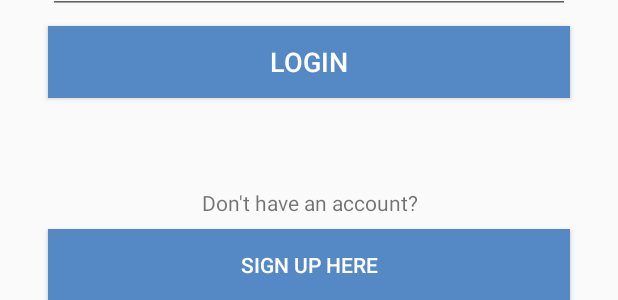
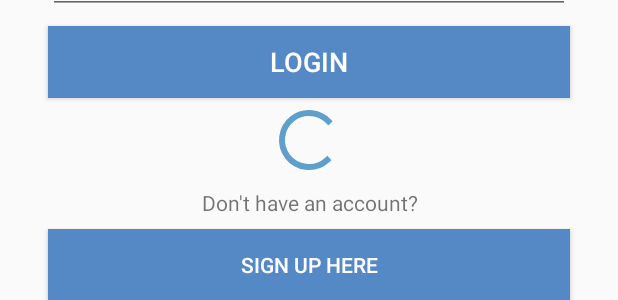
Before and after one commit to Aleniten/Smack, an Android app: the layout activity_login.xml on its own in the app's theme, with its tools: preview values and no code run, on a phone screen of 412 x 824 dp. Shown: the part 182-482 px from the top of the screen. Run offline under Robolectric (Android 15) with nearby library versions, the phone set to English and light mode, and no system bars.

Commit message:
finish login Activity

```diff
--- a/app/src/main/res/layout/activity_login.xml
+++ b/app/src/main/res/layout/activity_login.xml
@@ -51,4 +51,12 @@
             android:layout_marginStart="32dp" app:layout_constraintEnd_toEndOf="parent"
             android:layout_marginEnd="32dp" android:background="@color/colorPrimary"
             android:textColor="@android:color/background_light" android:onClick="loginCreateUserBtnClicked"/>
+    <ProgressBar
+            style="?android:attr/progressBarStyle"
+            android:layout_width="wrap_content"
+            android:layout_height="wrap_content"
+            android:id="@+id/loginSpinner"
+            app:layout_constraintEnd_toEndOf="parent" android:layout_marginEnd="8dp"
+            app:layout_constraintStart_toStartOf="parent" android:layout_marginStart="8dp"
+            android:layout_marginBottom="8dp" app:layout_constraintBottom_toTopOf="@+id/textView"/>
 </android.support.constraint.ConstraintLayout>
```
Also changed, not shown: app/src/main/java/com/aleapp/smack/Controller/LoginActivity.kt (+44 -5 lines).
